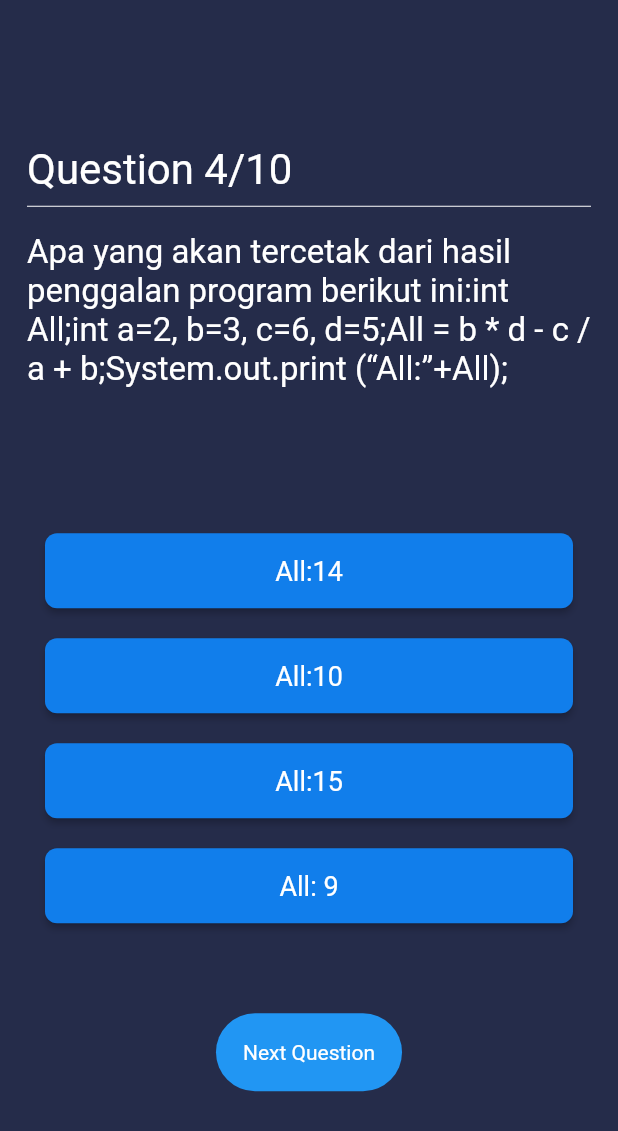
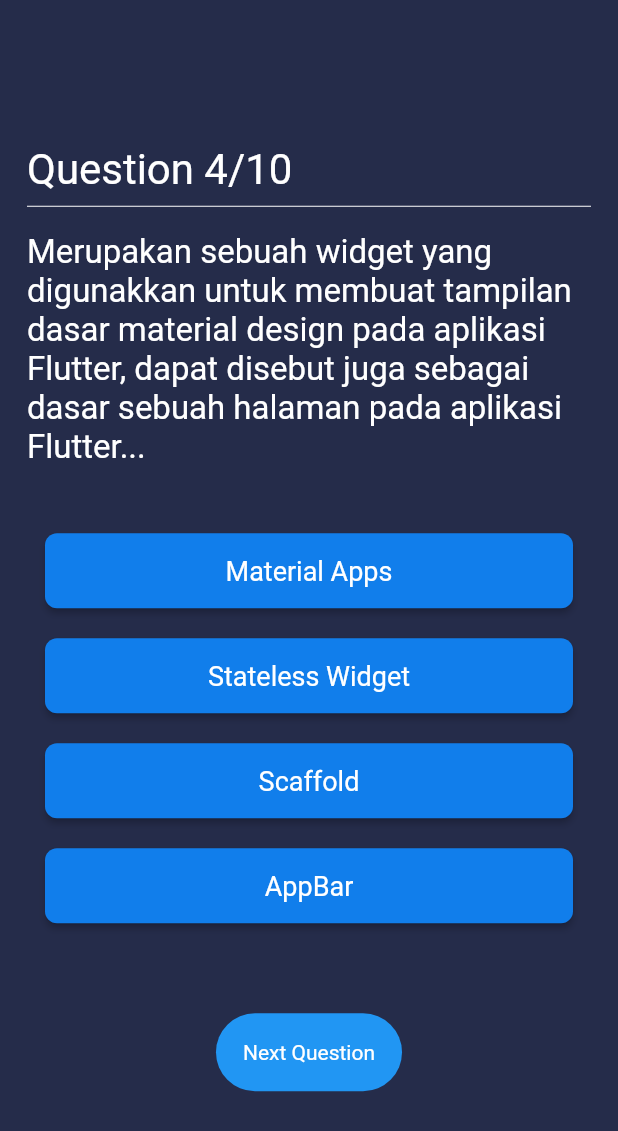
Before and after one commit to TutikSundariWicaksono/tugas_akhir_mobile, a Flutter app: the QuizzScreen screen opened directly, swiped to page 4, on a phone screen of 412 x 824 dp. Shown: the top 1131 px of the screen. Run offline on Flutter 3.47's test engine with Material 2 defaults, Android fonts, the phone set to English and light mode, and no system bars.

Commit message:
soal_baru

```diff
--- a/lib/data/questions_list.dart
+++ b/lib/data/questions_list.dart
@@ -2,103 +2,93 @@ import 'package:tugas_akhir_mobile/model/question_model.dart';
 
 List<QuestionModel> questions = [
   QuestionModel(
-    "Berikut ini pernyataan yang benar berhubungan dengan class dan object dalam Java, kecuali…",
+    "Flutter merupakan framework yang bersifat...",
     {
-      "Setiap class dapat mengandung beberapa method sekaligus": false,
-      "Object terdiri dari keyword dan method": false,
-      "Object merupakan instance dari class": true,
-      "Class merupakan pendefinisian dari object": false,
+      "Close Source": false,
+      "Berbayar": false,
+      "Open Source": true,
+      "Berlisensi": false,
     },
   ),
   QuestionModel(
-    "Berikut ini adalah pernyataan yang benar berhubungan dengan break dan continue, kecuali…",
+    "Fitur yang beradadi flutter dimana kodingan kamu bisa langsung muncul di hp maupun di emulator disebut...",
     {
-      "Break digunakan untuk keluar dari blok perulangan": false,
-      "Statement setelah continue tidak akan dijalankan": false,
-      "Continue digunakan untuk melanjutkan ke proses perulangan berikutnya":
-          false,
-      "Statement setelah break tetap akan dijalankan": true,
+      "Refresh": false,
+      "Reload": false,
+      "Hot Loading": false,
+      "Hot Reload": true,
     },
   ),
   QuestionModel(
-    "Diantara pernyataan berikut, konsep yang tidak ada di dalam pemrograman Java adalah…",
+    "Widget dinamis yang terdapat pada Flutter disebut ?",
     {
-      "Polymorphisme": false,
-      "Multiple inheritance": true,
-      "Encapsulation": false,
-      "Single Inheritance": false,
+      "Container": false,
+      "StateFull Widget": true,
+      "Stateless Widget": false,
+      "Material App": false,
     },
   ),
   QuestionModel(
-    "Apa yang akan tercetak dari hasil penggalan program berikut ini:"
-    "int All;"
-    "int a=2, b=3, c=6, d=5;"
-    "All = b * d - c / a + b;"
-    "System.out.print (“All:”+All);",
+    "Merupakan sebuah widget yang digunakkan untuk membuat tampilan dasar material design pada aplikasi Flutter, dapat disebut juga sebagai dasar sebuah halaman pada aplikasi Flutter...",
     {
-      "All:14": false,
-      "All:10": false,
-      "All:15": true,
-      "All: 9": false,
+      "Material Apps": false,
+      "Stateless Widget": false,
+      "Scaffold": true,
+      "AppBar": false,
     },
   ),
   QuestionModel(
-    "Perhatikan penggalan source code dibawah ini"
-    "if ( grade > 70 )"
-    "System.out.println(“Passed”);"
-    "else"
-    "System.out.println(“Failed”);"
-    "Jika penggalan program diatas diubah dengan menggunakan operator kondisi maka hasilnya akan menjadi …",
+    "Manakah dari properti berikut ini yang harus digunakkan untuk menambahkan label, ikon, dan teks petunjuk sebaris widget TextField...",
     {
-      "System.out.println( grade > 70 ? “Passed” : “Failed” )": true,
-      "System.out.println( ? grade > 70 “Passed” : “Failed” )": false,
-      "System.out.println( grade > 70 : “Passed” ? “Failed” )": false,
-      "System.out.println( grade > 70 ? “Passed” ? : “Failed” )": false,
+      "InputDecoration": true,
+      "ListView": false,
+      "SizedBox": false,
+      "Scaffold": false,
     },
   ),
   QuestionModel(
-    "About How long would it take to travel to Mars ?",
+    "Sebelum memulai membuat aplikasi menggunakkan flutter, agar aplikasi dapat berjalan dengan lancar maka kita harus mengecek...",
     {
-      "Three days": false,
-      "A month": false,
-      "Eight months": true,
-      "Two years": false,
+      "Dart": false,
+      "Class": false,
+      "Flutter Doctor": true,
+      "C-Style": false,
     },
   ),
   QuestionModel(
-    "Mars is Named after the Roman god Mars. What is he the god of ?",
+    "Contoh penggunaan stateful widget adalah...",
     {
-      "Fire": false,
-      "Love": false,
-      "Agriculture": false,
-      "War": true,
+      "Text": false,
+      "Icon": false,
+      "Radio Button": false,
+      "Check Box": true,
     },
   ),
   QuestionModel(
-    "Mars Is the ___ planet from the sun ?",
+    "What are build models in Flutter",
     {
-      "Secon": false,
-      "Third": false,
-      "Fourth": true,
-      "Sixth": false,
+      "Debug": false,
+      "Profile": false,
+      "All The Box": true,
+      "Release": false,
     },
   ),
   QuestionModel(
-    "Where did Orville and Wilbur Wright build their first flying airplane ?",
+    "Flutter uses which programing language?",
     {
-      "Paris, France": false,
-      "Boston, Massachusetts": false,
-      "Kitty Hawk, North Carolina": true,
-      "Tokyou, Japan": false,
+      "Phyton": false,
+      "Java": false,
+      "Dart": true,
+      "Kotlin": false,
     },
   ),
   QuestionModel(
-    "The First astronuts to travel to space came from which country ?",
+    "What is the widget used to call an App bar?",
     {
-      "United States": false,
-      "Soviet Union (now Russia)": true,
-      "China": false,
-      "Rocketonia": false,
+      "App()": false,
+      "AppBar()": true,
+      "TopBar()": false,
+      "Header()": false,
     },
   ),
 ];
```
